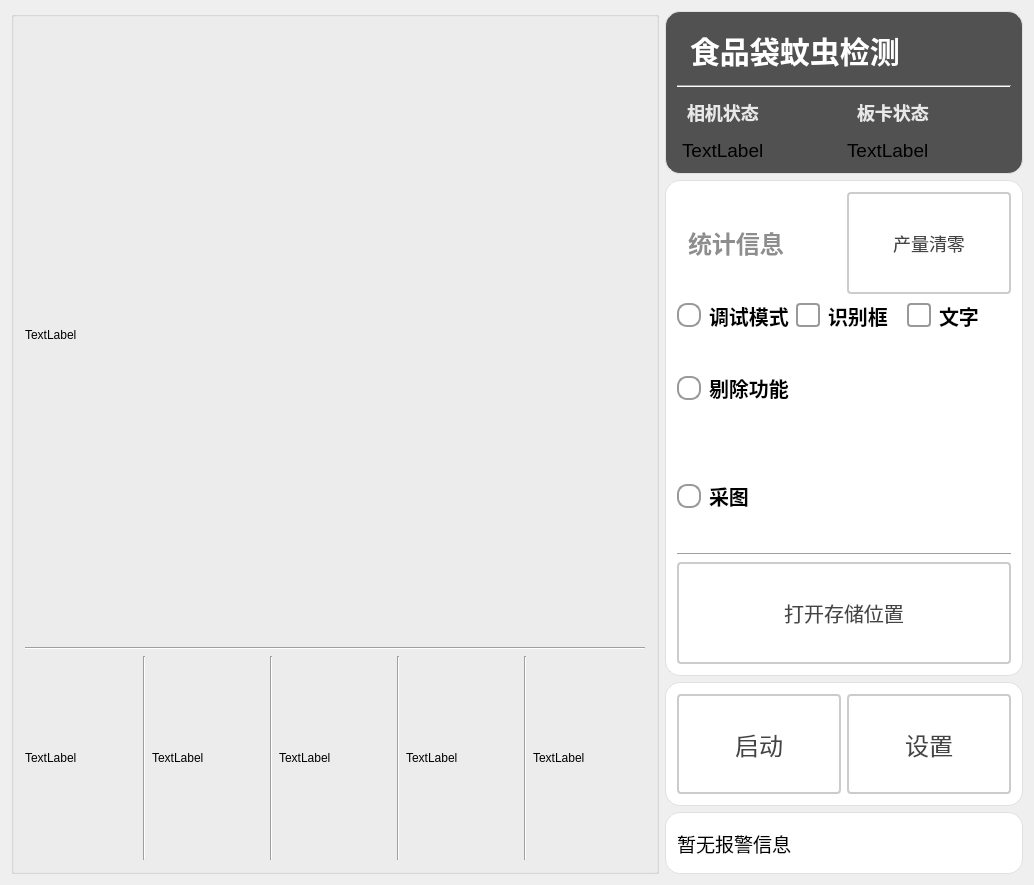
Before: the Qt Designer form MosquitoDetectionOfFoodBags/ui/MDOFoodBags.ui in WIND-ROAD-RUN/MosquitoDetectionOfFoodBags, drawn with Qt 5.
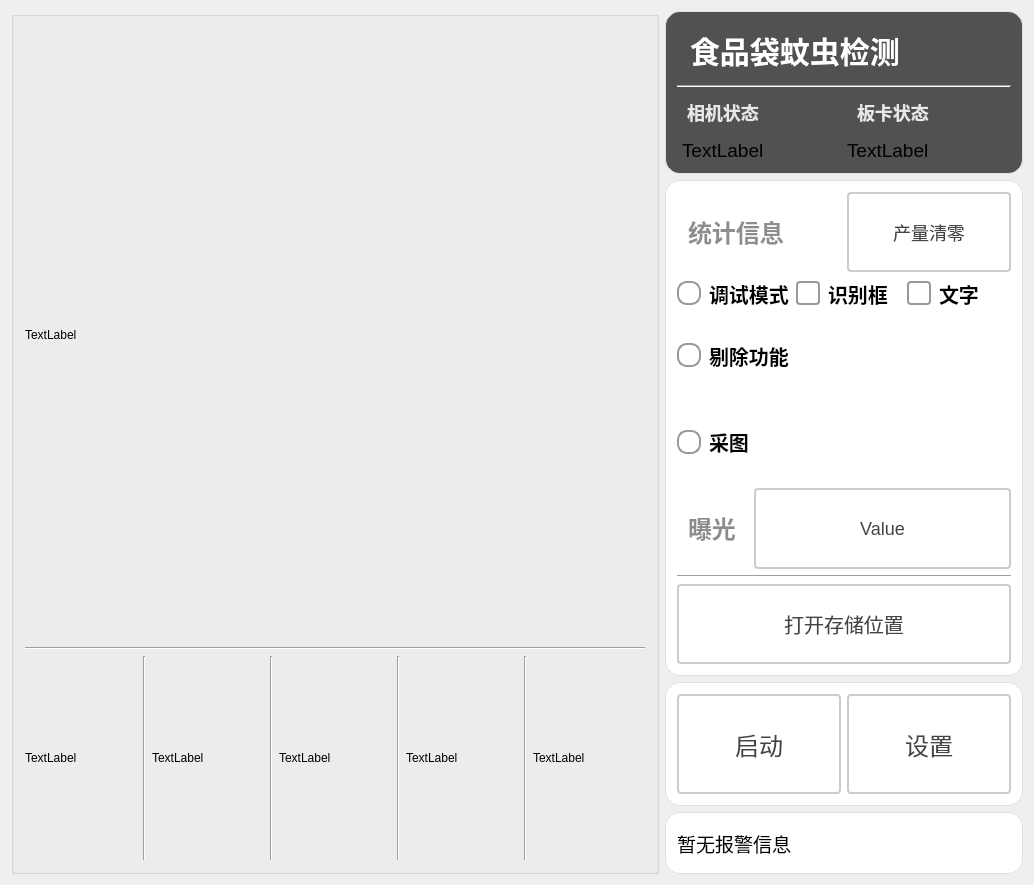
After: the same form once the commit is applied. Icons and pictures are not drawn.

Commit message: 将曝光改到主界面

```diff
--- a/MosquitoDetectionOfFoodBags/ui/MDOFoodBags.ui
+++ b/MosquitoDetectionOfFoodBags/ui/MDOFoodBags.ui
@@ -385,7 +385,9 @@
           <property name="title">
            <string/>
           </property>
-          <layout class="QVBoxLayout" name="verticalLayout" stretch="1,1,1,1,1,1">
+          <layout class="QGridLayout" name="gridLayout_3">
+           <item row="0" column="0">
+            <layout class="QVBoxLayout" name="verticalLayout" stretch="1,1,1,1,1,1,1">
            <item>
             <layout class="QHBoxLayout" name="hLayout_info" stretch="1,1">
              <item>
@@ -792,6 +794,62 @@
              </property>
             </widget>
            </item>
+             <item>
+              <layout class="QHBoxLayout" name="horizontalLayout_8">
+               <item>
+                <widget class="QLabel" name="label">
+                 <property name="styleSheet">
+                  <string notr="true">QLabel {
+       font-size: 24px;        
+       font-weight: bold;        
+       color:  rgb(141, 141, 141);       
+       padding: 5px 5px;     
+       border-bottom: 2px solid #cccccc; 
+    }</string>
+                 </property>
+                 <property name="text">
+                  <string>曝光</string>
+                 </property>
+                 <property name="alignment">
+                  <set>Qt::AlignmentFlag::AlignLeading|Qt::AlignmentFlag::AlignLeft|Qt::AlignmentFlag::AlignVCenter</set>
+                 </property>
+                </widget>
+               </item>
+               <item>
+                <widget class="QPushButton" name="pbtn_baoguang">
+                 <property name="sizePolicy">
+                  <sizepolicy hsizetype="Expanding" vsizetype="Expanding">
+                   <horstretch>0</horstretch>
+                   <verstretch>0</verstretch>
+                  </sizepolicy>
+                 </property>
+                 <property name="styleSheet">
+                  <string notr="true">QPushButton {
+    padding: 6px 14px;
+    border: 2px solid #CCC;
+    border-radius: 4px;
+    background-color: white;
+    color: #444;
+    font-size: 18px; 
+}
+
+QPushButton:hover {
+    border-color: #999;
+    background-color: #F5F5F5;
+}
+
+QPushButton:pressed {
+    border-color: #777;
+    background-color: #EEE;
+}</string>
+                 </property>
+                 <property name="text">
+                  <string>Value</string>
+                 </property>
+                </widget>
+               </item>
+              </layout>
+             </item>
            <item>
             <widget class="Line" name="line">
              <property name="orientation">
@@ -831,6 +889,8 @@
               <string>打开存储位置</string>
              </property>
             </widget>
+             </item>
+            </layout>
            </item>
           </layout>
          </widget>
```
Lines whose indentation alone changed are shown as unchanged. The commit also changes 10 other files.
